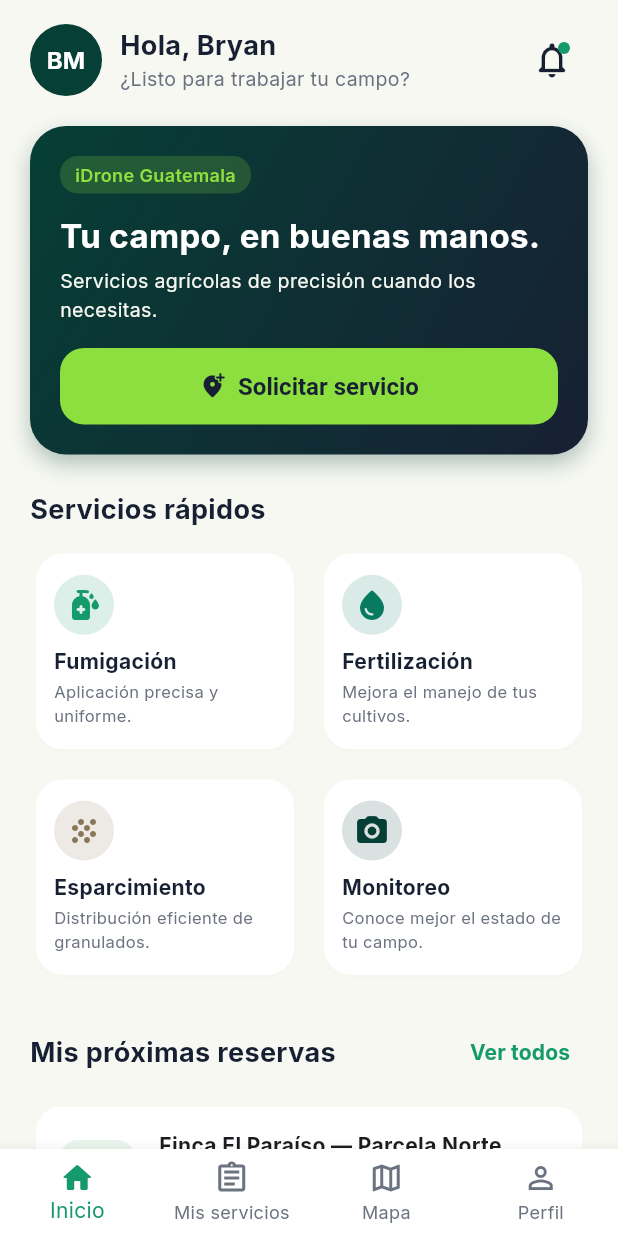
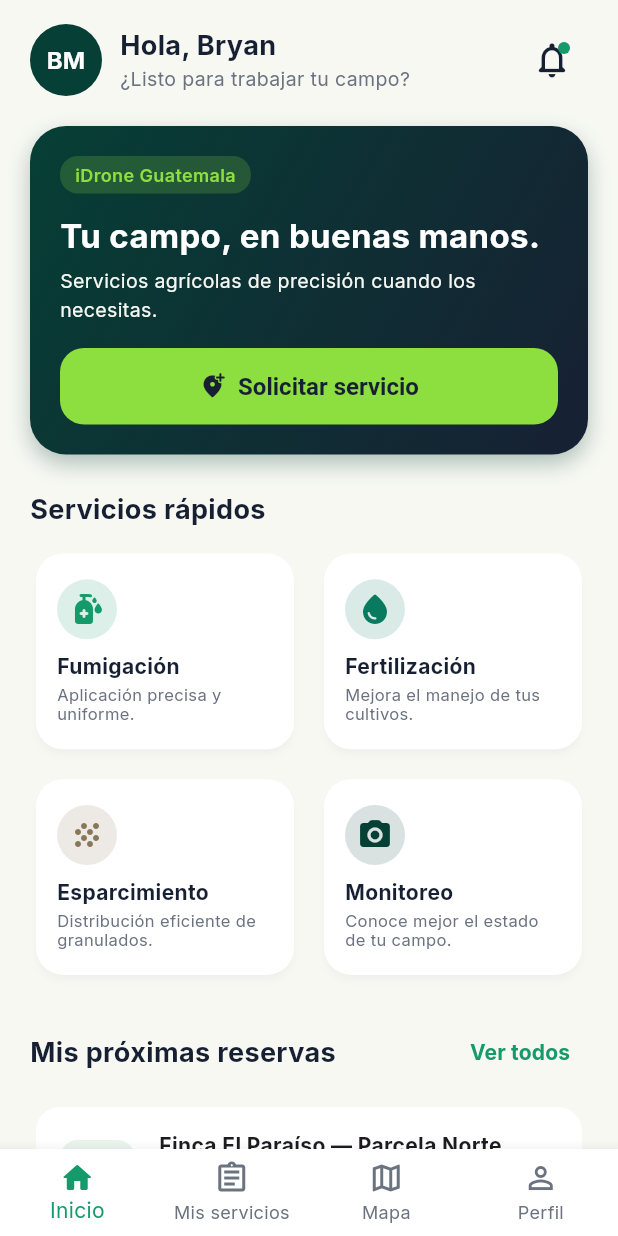
Before and after one commit to Polar000/iDrone3.0, a Flutter app: the HomeScreen screen opened by its route, on a phone screen of 412 x 824 dp. Run offline on Flutter 3.47's test engine with Material 3 defaults, Android fonts, the phone set to English and light mode, and no system bars; our stand-ins replace fl_chart, flutter_map, go_router, google_fonts, latlong2, pdf and 2 more; accounts and stored records are empty.

```diff
--- a/lib/features/home/presentation/home_screen.dart
+++ b/lib/features/home/presentation/home_screen.dart
@@ -238,13 +238,15 @@ class _QuickServiceCard extends StatelessWidget {
   @override
   Widget build(BuildContext context) {
     return Card(
-      elevation: 1,
+      color: AppColors.white,
+      elevation: 2,
+      shadowColor: AppColors.dark.withValues(alpha: 0.08),
       shape: RoundedRectangleBorder(borderRadius: BorderRadius.circular(18)),
       child: InkWell(
         onTap: onTap,
         borderRadius: BorderRadius.circular(18),
         child: Padding(
-          padding: const EdgeInsets.all(12.0),
+          padding: const EdgeInsets.all(14.0),
           child: Column(
             crossAxisAlignment: CrossAxisAlignment.start,
             mainAxisAlignment: MainAxisAlignment.center,
@@ -258,13 +260,24 @@ class _QuickServiceCard extends StatelessWidget {
                 child: Icon(icon, color: color, size: 24),
               ),
               const SizedBox(height: 8),
-              Text(title, style: const TextStyle(fontWeight: FontWeight.bold, fontSize: 14, color: AppColors.dark)),
+              Text(
+                title,
+                style: const TextStyle(
+                  fontWeight: FontWeight.bold,
+                  fontSize: 14,
+                  color: AppColors.dark,
+                ),
+              ),
               const SizedBox(height: 2),
               Text(
                 subtitle,
                 maxLines: 2,
                 overflow: TextOverflow.ellipsis,
-                style: const TextStyle(fontSize: 11, color: AppColors.muted),
+                style: const TextStyle(
+                  fontSize: 11,
+                  color: AppColors.muted,
+                  height: 1.2,
+                ),
               ),
             ],
           ),
```
Also changed, not shown: screenshot_home.png.
